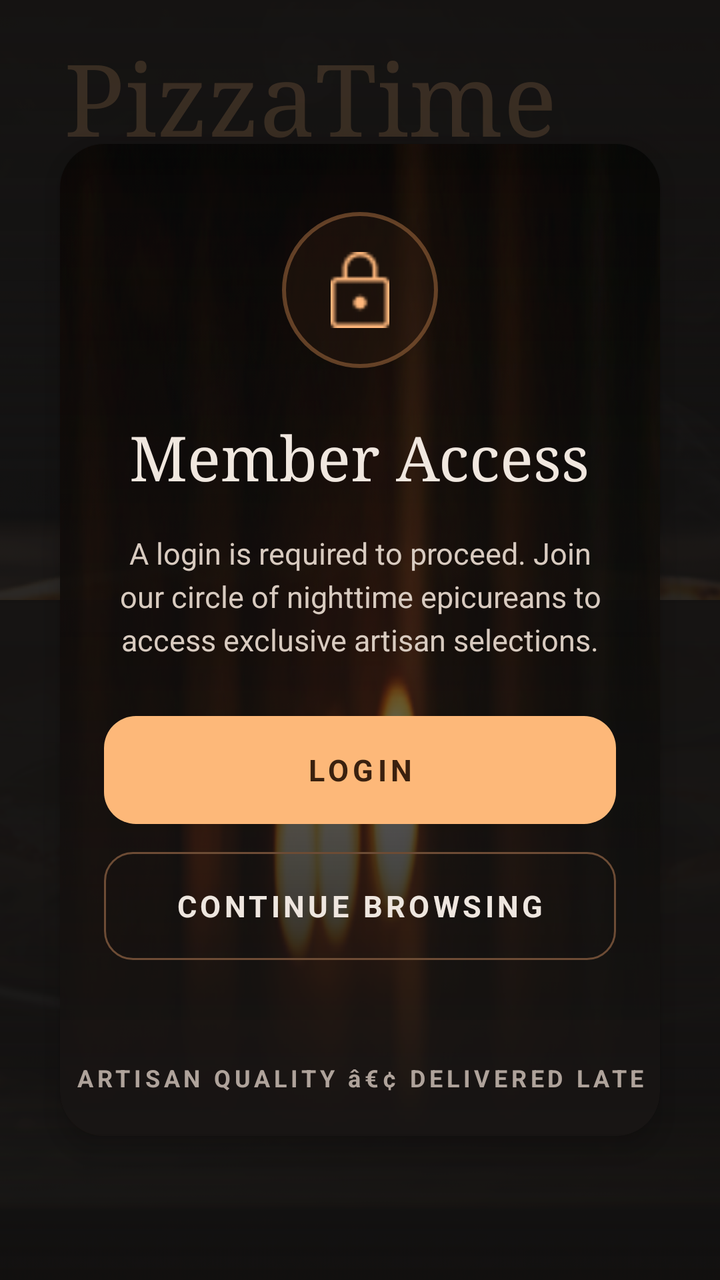
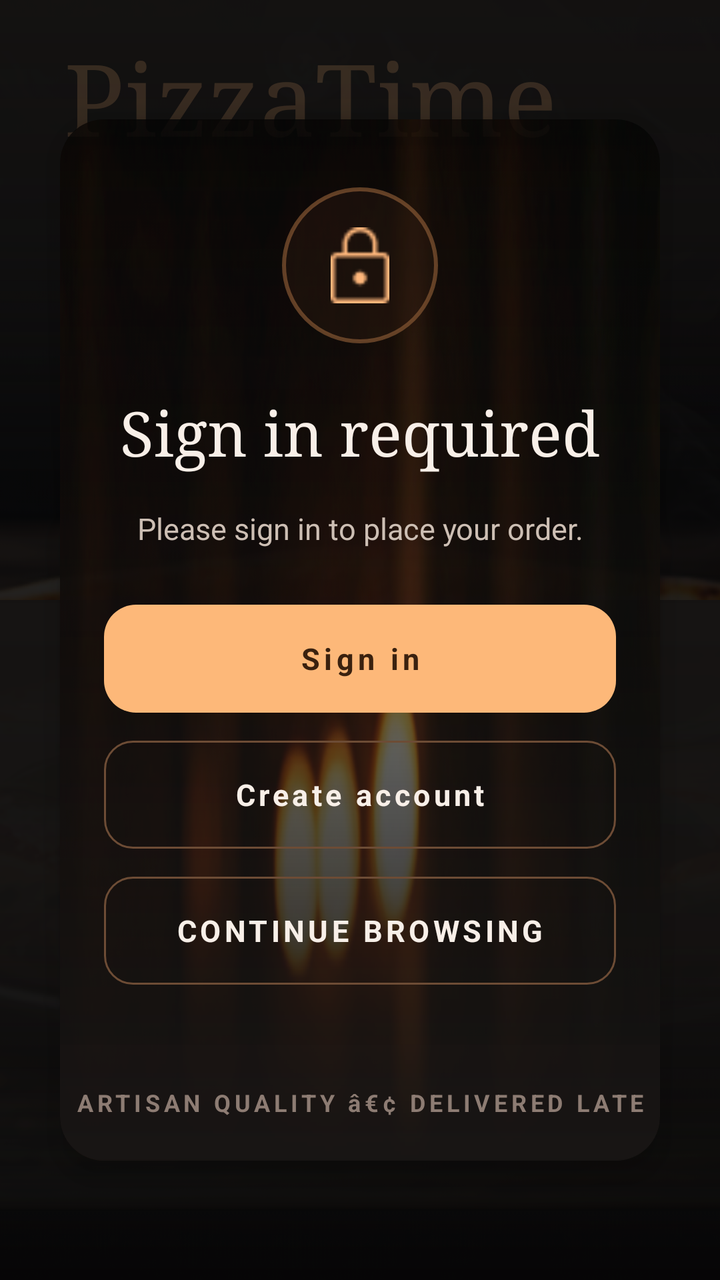

Screens rendered from an Android XML layout before and after an edit, with the pre-edit source and the edit as a unified diff.
<!-- AndroidManifest.xml: application theme Theme.PizzaTime -->
<!-- res/layout/fragment_login_required.xml -->
<?xml version="1.0" encoding="utf-8"?>
<FrameLayout xmlns:android="http://schemas.android.com/apk/res/android"
    xmlns:app="http://schemas.android.com/apk/res-auto"
    android:id="@+id/loginRequiredRoot"
    android:layout_width="match_parent"
    android:layout_height="match_parent"
    android:background="@drawable/bg_app_dark">

    <ImageView
        android:id="@+id/imgLoginRequiredBackground"
        android:layout_width="match_parent"
        android:layout_height="match_parent"
        android:alpha="0.30"
        android:contentDescription="@string/app_name"
        android:scaleType="centerCrop"
        android:src="@drawable/img_welcome_hero_scrim" />

    <View
        android:layout_width="match_parent"
        android:layout_height="match_parent"
        android:background="#99151312" />

    <View
        android:layout_width="match_parent"
        android:layout_height="240dp"
        android:layout_gravity="top"
        android:background="@drawable/bg_login_top_fade" />

    <View
        android:layout_width="match_parent"
        android:layout_height="340dp"
        android:layout_gravity="bottom"
        android:background="@drawable/bg_login_bottom_fade" />

    <TextView
        android:id="@+id/tvLoginRequiredBrand"
        android:layout_width="wrap_content"
        android:layout_height="wrap_content"
        android:layout_marginStart="32dp"
        android:layout_marginTop="22dp"
        android:alpha="0.16"
        android:fontFamily="serif"
        android:includeFontPadding="false"
        android:text="@string/app_name"
        android:textColor="#FDB879"
        android:textSize="50sp" />

    <com.google.android.material.card.MaterialCardView
        android:id="@+id/cardLoginRequired"
        android:layout_width="match_parent"
        android:layout_height="wrap_content"
        android:layout_gravity="center"
        android:layout_marginHorizontal="30dp"
        app:cardBackgroundColor="@android:color/transparent"
        app:cardCornerRadius="22dp"
        app:cardElevation="8dp"
        app:strokeWidth="0dp">

        <LinearLayout
            android:layout_width="match_parent"
            android:layout_height="wrap_content"
            android:background="@drawable/img_background_login_scrim"
            android:gravity="center"
            android:orientation="vertical">

            <LinearLayout
                android:layout_width="match_parent"
                android:layout_height="wrap_content"
                android:gravity="center"
                android:orientation="vertical"
                android:paddingHorizontal="22dp"
                android:paddingTop="34dp"
                android:paddingBottom="30dp">

                <FrameLayout
                    android:id="@+id/boxLoginRequiredIcon"
                    android:layout_width="78dp"
                    android:layout_height="78dp"
                    android:layout_marginBottom="28dp"
                    android:background="@drawable/bg_circle_gold_soft">

                    <ImageView
                        android:id="@+id/imgLoginRequiredIcon"
                        android:layout_width="38dp"
                        android:layout_height="38dp"
                        android:layout_gravity="center"
                        android:contentDescription="@string/login_required_title"
                        android:src="@drawable/ic_lock_login" />

                </FrameLayout>

                <TextView
                    android:id="@+id/tvLoginRequiredTitle"
                    android:layout_width="wrap_content"
                    android:layout_height="wrap_content"
                    android:fontFamily="serif"
                    android:gravity="center"
                    android:includeFontPadding="false"
                    android:text="@string/login_required_title"
                    android:textColor="#F0E7DF"
                    android:textSize="31sp" />

                <TextView
                    android:id="@+id/tvLoginRequiredDescription"
                    android:layout_width="match_parent"
                    android:layout_height="wrap_content"
                    android:layout_marginTop="18dp"
                    android:gravity="center"
                    android:lineSpacingExtra="4dp"
                    android:text="@string/login_required_description"
                    android:textColor="#D8CBC0"
                    android:textSize="15sp" />

                <TextView
                    android:id="@+id/btnOpenLogin"
                    android:layout_width="match_parent"
                    android:layout_height="54dp"
                    android:layout_marginTop="28dp"
                    android:background="@drawable/bg_button_primary_light"
                    android:clickable="true"
                    android:focusable="true"
                    android:gravity="center"
                    android:letterSpacing="0.14"
                    android:text="@string/login_required_login"
                    android:textColor="#3A210F"
                    android:textSize="15sp"
                    android:textStyle="bold" />

                <TextView
                    android:id="@+id/btnContinueBrowsing"
                    android:layout_width="match_parent"
                    android:layout_height="54dp"
                    android:layout_marginTop="14dp"
                    android:background="@drawable/bg_button_outline_gold"
                    android:clickable="true"
                    android:focusable="true"
                    android:gravity="center"
                    android:letterSpacing="0.12"
                    android:text="@string/login_required_continue"
                    android:textColor="#EEE6DF"
                    android:textSize="15sp"
                    android:textStyle="bold" />

            </LinearLayout>

            <TextView
                android:id="@+id/tvLoginRequiredFooter"
                android:layout_width="match_parent"
                android:layout_height="58dp"
                android:background="@drawable/bg_login_footer"
                android:gravity="center"
                android:letterSpacing="0.16"
                android:text="@string/login_required_footer"
                android:textColor="#AFA39B"
                android:textSize="12sp"
                android:textStyle="bold" />

        </LinearLayout>

    </com.google.android.material.card.MaterialCardView>

</FrameLayout>
<!-- resources referenced by this layout -->
<resources>
  <!-- drawable bg_app_dark (drawable) -->
  <?xml version="1.0" encoding="utf-8"?>
  <shape xmlns:android="http://schemas.android.com/apk/res/android">
      <gradient
          android:angle="270"
          android:startColor="@color/pt_black"
          android:centerColor="@color/pt_dark"
          android:endColor="@color/pt_black" />
  </shape>
  <!-- drawable bg_button_outline_gold (drawable) -->
  ﻿<shape xmlns:android="http://schemas.android.com/apk/res/android">
      <corners android:radius="14dp" />
      <solid android:color="#00151312" />
      <stroke
          android:width="1dp"
          android:color="#6D4C35" />
  </shape>
  <!-- drawable bg_button_primary_light (drawable) -->
  ﻿<shape xmlns:android="http://schemas.android.com/apk/res/android">
      <corners android:radius="16dp" />
      <solid android:color="#FDB879" />
  </shape>
  <!-- drawable bg_circle_gold_soft (drawable) -->
  ﻿<shape xmlns:android="http://schemas.android.com/apk/res/android"
      android:shape="oval">
      <solid android:color="#55351F12" />
      <stroke
          android:width="2dp"
          android:color="#AA8A5B35" />
  </shape>
  <!-- drawable bg_login_bottom_fade (drawable) -->
  ﻿<shape xmlns:android="http://schemas.android.com/apk/res/android">
      <gradient
          android:type="linear"
          android:angle="90"
          android:startColor="#00151312"
          android:centerColor="#CC151312"
          android:endColor="#FF151312" />
  </shape>
  <!-- drawable bg_login_footer (drawable) -->
  ﻿<shape xmlns:android="http://schemas.android.com/apk/res/android">
      <corners
          android:bottomLeftRadius="22dp"
          android:bottomRightRadius="22dp" />
      <solid android:color="#2623201E" />
  </shape>
  <!-- drawable bg_login_top_fade (drawable) -->
  ﻿<shape xmlns:android="http://schemas.android.com/apk/res/android">
      <gradient
          android:type="linear"
          android:angle="270"
          android:startColor="#D9151312"
          android:centerColor="#99151312"
          android:endColor="#00151312" />
  </shape>
  <!-- drawable img_welcome_hero_scrim (drawable) -->
  ﻿<?xml version="1.0" encoding="utf-8"?>
  <layer-list xmlns:android="http://schemas.android.com/apk/res/android">
  
      <item>
          <bitmap
              android:src="@drawable/img_welcome_hero"
              android:gravity="fill" />
      </item>
  
      <item>
          <shape>
              <gradient
                  android:type="linear"
                  android:angle="270"
                  android:startColor="#26151312"
                  android:centerColor="#80151312"
                  android:endColor="#FF151312" />
          </shape>
      </item>
  
  </layer-list>
  <string name="app_name">PizzaTime</string>
  <string name="login_required_continue">CONTINUE BROWSING</string>
  <string name="login_required_description">A login is required to proceed. Join our circle of nighttime epicureans to access exclusive artisan selections.</string>
  <string name="login_required_footer">ARTISAN QUALITY â€¢ DELIVERED LATE</string>
  <string name="login_required_login">LOGIN</string>
  <string name="login_required_title">Member Access</string>
  <style name="Theme.PizzaTime" parent="Theme.MaterialComponents.DayNight.NoActionBar">
          
          <item name="colorOnPrimary">@color/white</item>
          
          <item name="colorOnSecondary">@color/black</item>
          
          <item name="android:statusBarColor">?attr/colorPrimaryVariant</item>
          
      </style>
  <color name="pt_black">#0B0B0D</color>
  <color name="pt_dark">#121014</color>
  <color name="white">#FFFFFFFF</color>
  <color name="black">#FF000000</color>
  <!-- unchanged entries left out for length: 4 -->
</resources>

<!-- the commit's change to res/layout/fragment_login_required.xml (unified diff, before → after) -->
@@ -18,7 +18,7 @@
     <View
         android:layout_width="match_parent"
         android:layout_height="match_parent"
-        android:background="#99151312" />
+        android:background="@color/pt_overlay_dark_55" />
 
     <View
         android:layout_width="match_parent"
@@ -42,7 +42,7 @@
         android:fontFamily="serif"
         android:includeFontPadding="false"
         android:text="@string/app_name"
-        android:textColor="#FDB879"
+        android:textColor="@color/pt_gold_light"
         android:textSize="50sp" />
 
     <com.google.android.material.card.MaterialCardView
@@ -97,7 +97,7 @@
                     android:gravity="center"
                     android:includeFontPadding="false"
                     android:text="@string/login_required_title"
-                    android:textColor="#F0E7DF"
+                    android:textColor="@color/pt_text_primary"
                     android:textSize="31sp" />
 
                 <TextView
@@ -108,7 +108,7 @@
                     android:gravity="center"
                     android:lineSpacingExtra="4dp"
                     android:text="@string/login_required_description"
-                    android:textColor="#D8CBC0"
+                    android:textColor="@color/pt_text_secondary"
                     android:textSize="15sp" />
 
                 <TextView
@@ -122,7 +122,22 @@
                     android:gravity="center"
                     android:letterSpacing="0.14"
                     android:text="@string/login_required_login"
-                    android:textColor="#3A210F"
+                    android:textColor="@color/pt_text_dark"
+                    android:textSize="15sp"
+                    android:textStyle="bold" />
+
+                <TextView
+                    android:id="@+id/btnCreateAccount"
+                    android:layout_width="match_parent"
+                    android:layout_height="54dp"
+                    android:layout_marginTop="14dp"
+                    android:background="@drawable/bg_button_outline_gold"
+                    android:clickable="true"
+                    android:focusable="true"
+                    android:gravity="center"
+                    android:letterSpacing="0.12"
+                    android:text="@string/login_required_create_account"
+                    android:textColor="@color/pt_text_primary"
                     android:textSize="15sp"
                     android:textStyle="bold" />
 
@@ -137,7 +152,7 @@
                     android:gravity="center"
                     android:letterSpacing="0.12"
                     android:text="@string/login_required_continue"
-                    android:textColor="#EEE6DF"
+                    android:textColor="@color/pt_text_primary"
                     android:textSize="15sp"
                     android:textStyle="bold" />
 
@@ -151,7 +166,7 @@
                 android:gravity="center"
                 android:letterSpacing="0.16"
                 android:text="@string/login_required_footer"
-                android:textColor="#AFA39B"
+                android:textColor="@color/pt_text_muted"
                 android:textSize="12sp"
                 android:textStyle="bold" />
 
<!-- resource entries referenced after the edit -->
@@ -1,5 +1,11 @@
 <!-- resources referenced by this layout -->
 <resources>
+  <color name="pt_gold_light">#FFB77B</color>
+  <color name="pt_overlay_dark_55">#8C000000</color>
+  <color name="pt_text_dark">#3A210F</color>
+  <color name="pt_text_muted">#8D7C73</color>
+  <color name="pt_text_primary">#F8EFE8</color>
+  <color name="pt_text_secondary">#CDBFB4</color>
   <!-- drawable bg_app_dark (drawable) -->
   <?xml version="1.0" encoding="utf-8"?>
   <shape xmlns:android="http://schemas.android.com/apk/res/android">
@@ -79,10 +85,11 @@
   </layer-list>
   <string name="app_name">PizzaTime</string>
   <string name="login_required_continue">CONTINUE BROWSING</string>
-  <string name="login_required_description">A login is required to proceed. Join our circle of nighttime epicureans to access exclusive artisan selections.</string>
+  <string name="login_required_create_account">Create account</string>
+  <string name="login_required_description">Please sign in to place your order.</string>
   <string name="login_required_footer">ARTISAN QUALITY â€¢ DELIVERED LATE</string>
-  <string name="login_required_login">LOGIN</string>
-  <string name="login_required_title">Member Access</string>
+  <string name="login_required_login">Sign in</string>
+  <string name="login_required_title">Sign in required</string>
   <style name="Theme.PizzaTime" parent="Theme.MaterialComponents.DayNight.NoActionBar">
           
           <item name="colorOnPrimary">@color/white</item>
